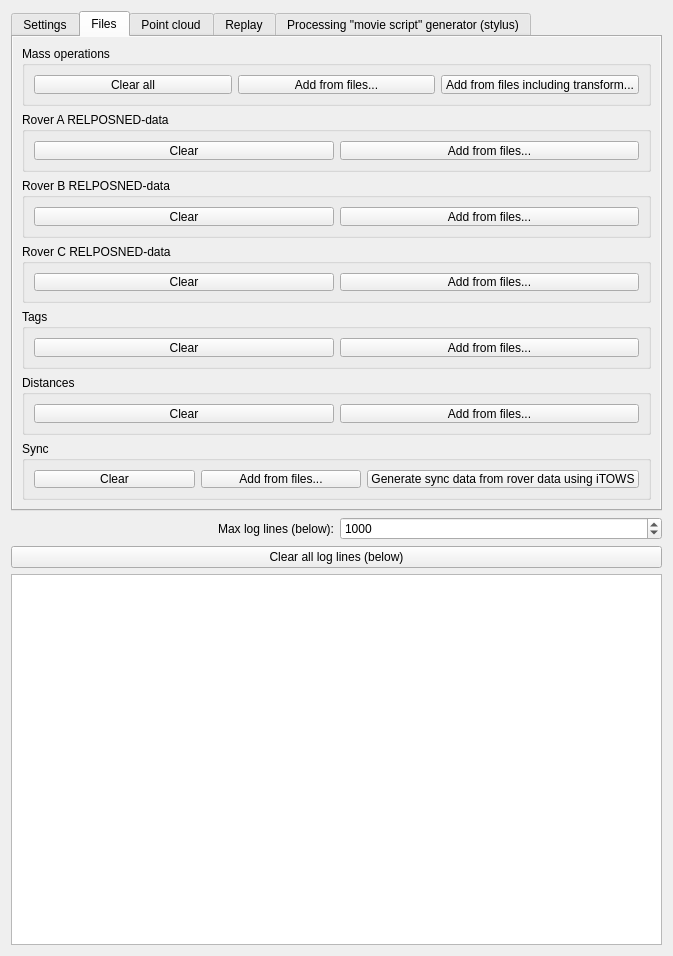
Qt form postprocessform.ui (GNSS-Stylist/GNSS-Stylus) before a commit.
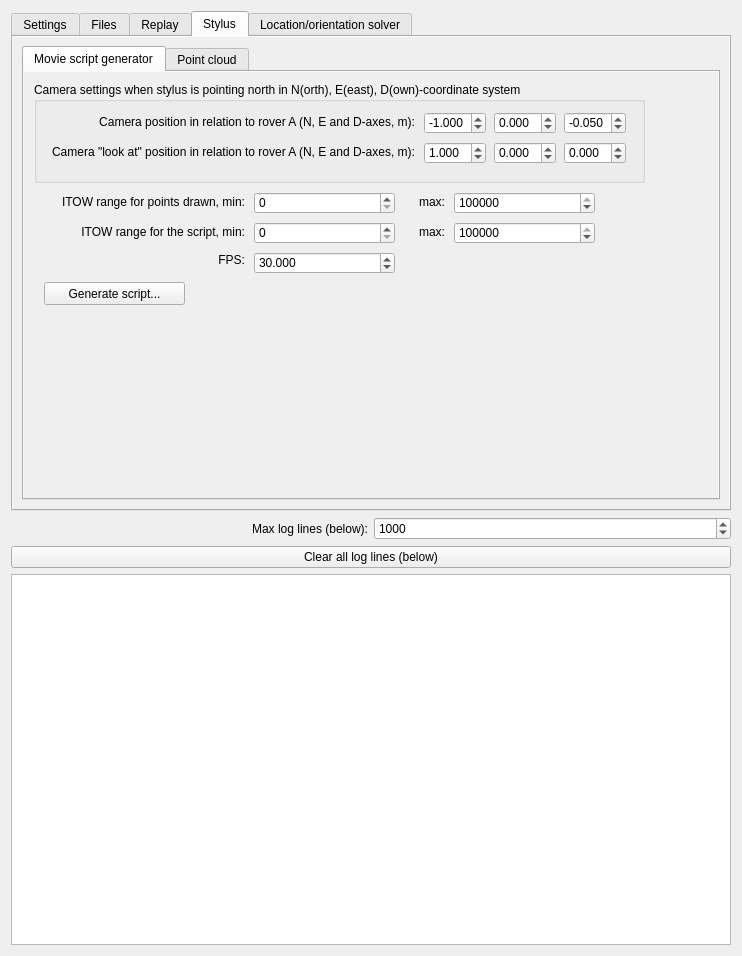
The same form after that commit. The open tabs and pages were chosen to show the change.

Commit message:
Reorganized PostProcessingForm's UI
No functional changes, only moving things between tabs.

The edit to the form file:
```diff
--- a/postprocessform.ui
+++ b/postprocessform.ui
@@ -6,7 +6,7 @@
    <rect>
     <x>0</x>
     <y>0</y>
-    <width>673</width>
+    <width>742</width>
     <height>956</height>
    </rect>
   </property>
@@ -38,7 +38,7 @@
       <bool>true</bool>
      </property>
      <property name="currentIndex">
-      <number>0</number>
+      <number>1</number>
      </property>
      <property name="usesScrollButtons">
       <bool>true</bool>
@@ -69,9 +69,9 @@
         <bool>true</bool>
        </property>
        <property name="currentIndex">
-        <number>2</number>
+        <number>0</number>
        </property>
-       <widget class="QWidget" name="tab_Generic">
+       <widget class="QWidget" name="tab_Settings_Generic">
         <property name="autoFillBackground">
          <bool>true</bool>
         </property>
@@ -203,7 +203,7 @@
          </property>
         </widget>
        </widget>
-       <widget class="QWidget" name="tab_Stylus">
+       <widget class="QWidget" name="tab_Settings_Stylus">
         <property name="autoFillBackground">
          <bool>true</bool>
         </property>
@@ -371,7 +371,10 @@
          </property>
         </widget>
        </widget>
-       <widget class="QWidget" name="tab">
+       <widget class="QWidget" name="tab_Settings_LOSolver">
+        <property name="autoFillBackground">
+         <bool>true</bool>
+        </property>
         <attribute name="title">
          <string>Location/orientation solver</string>
         </attribute>
@@ -540,7 +543,7 @@
          </widget>
         </widget>
        </widget>
-       <widget class="QWidget" name="tab_TranslateTransform">
+       <widget class="QWidget" name="tab_Settings_TranslateTransform">
         <property name="autoFillBackground">
          <bool>true</bool>
         </property>
@@ -1253,41 +1256,7 @@
        </item>
       </layout>
      </widget>
-     <widget class="QWidget" name="tab_PointCloud">
-      <property name="autoFillBackground">
-       <bool>true</bool>
-      </property>
-      <attribute name="title">
-       <string>Point cloud</string>
-      </attribute>
-      <widget class="QPushButton" name="pushButton_GeneratePointClouds">
-       <property name="geometry">
-        <rect>
-         <x>10</x>
-         <y>40</y>
-         <width>271</width>
-         <height>23</height>
-        </rect>
-       </property>
-       <property name="text">
-        <string>Generate point cloud (xyz) files...</string>
-       </property>
-      </widget>
-      <widget class="QCheckBox" name="checkBox_IncludeNormals">
-       <property name="geometry">
-        <rect>
-         <x>20</x>
-         <y>10</y>
-         <width>401</width>
-         <height>17</height>
-        </rect>
-       </property>
-       <property name="text">
-        <string>Include normals (pointing from stylus tip to rovers) into xyz-files</string>
-       </property>
-      </widget>
-     </widget>
-     <widget class="QWidget" name="tab_Replayer">
+     <widget class="QWidget" name="tab_Replay">
       <property name="autoFillBackground">
        <bool>true</bool>
       </property>
@@ -1490,18 +1459,124 @@
        </property>
       </widget>
      </widget>
-     <widget class="QWidget" name="tab_MovieScriptCreator">
+     <widget class="QWidget" name="tab_Stylus">
       <property name="autoFillBackground">
        <bool>true</bool>
       </property>
       <attribute name="title">
-       <string>Processing &quot;movie script&quot; generator (stylus)</string>
+       <string>Stylus</string>
       </attribute>
+      <layout class="QVBoxLayout" name="verticalLayout_2">
+       <item>
+        <widget class="QTabWidget" name="tabWidget_Stylus">
+         <property name="autoFillBackground">
+          <bool>true</bool>
+         </property>
+         <property name="currentIndex">
+          <number>0</number>
+         </property>
+         <widget class="QWidget" name="tab_Stylus_MovieScript">
+          <property name="autoFillBackground">
+           <bool>true</bool>
+          </property>
+          <attribute name="title">
+           <string>Movie script generator</string>
+          </attribute>
+          <widget class="QLabel" name="label_ITOWRange_Points_Min_2">
+           <property name="geometry">
+            <rect>
+             <x>20</x>
+             <y>150</y>
+             <width>201</width>
+             <height>20</height>
+            </rect>
+           </property>
+           <property name="text">
+            <string>ITOW range for the script, min:</string>
+           </property>
+           <property name="alignment">
+            <set>Qt::AlignRight|Qt::AlignTrailing|Qt::AlignVCenter</set>
+           </property>
+          </widget>
+          <widget class="QSpinBox" name="spinBox_Movie_ITOW_Points_Min">
+           <property name="geometry">
+            <rect>
+             <x>230</x>
+             <y>120</y>
+             <width>141</width>
+             <height>22</height>
+            </rect>
+           </property>
+           <property name="maximum">
+            <number>604800000</number>
+           </property>
+          </widget>
+          <widget class="QSpinBox" name="spinBox_Movie_ITOW_Script_Max">
+           <property name="geometry">
+            <rect>
+             <x>430</x>
+             <y>150</y>
+             <width>141</width>
+             <height>22</height>
+            </rect>
+           </property>
+           <property name="maximum">
+            <number>604800000</number>
+           </property>
+           <property name="value">
+            <number>604800000</number>
+           </property>
+          </widget>
+          <widget class="QPushButton" name="pushButton_Movie_GenerateScript">
+           <property name="geometry">
+            <rect>
+             <x>20</x>
+             <y>210</y>
+             <width>141</width>
+             <height>23</height>
+            </rect>
+           </property>
+           <property name="text">
+            <string>Generate script...</string>
+           </property>
+          </widget>
+          <widget class="QLabel" name="label_ITOWRange_Points_Max_2">
+           <property name="geometry">
+            <rect>
+             <x>380</x>
+             <y>150</y>
+             <width>41</width>
+             <height>20</height>
+            </rect>
+           </property>
+           <property name="text">
+            <string>max:</string>
+           </property>
+           <property name="alignment">
+            <set>Qt::AlignRight|Qt::AlignTrailing|Qt::AlignVCenter</set>
+           </property>
+          </widget>
+          <widget class="QLabel" name="label_ITOWRange_Points_Max">
+           <property name="geometry">
+            <rect>
+             <x>380</x>
+             <y>120</y>
+             <width>41</width>
+             <height>20</height>
+            </rect>
+           </property>
+           <property name="text">
+            <string>max:</string>
+           </property>
+           <property name="alignment">
+            <set>Qt::AlignRight|Qt::AlignTrailing|Qt::AlignVCenter</set>
+           </property>
+          </widget>
       <widget class="QGroupBox" name="groupBox_Camera">
        <property name="geometry">
         <rect>
-         <x>0</x>
-         <y>0</y>
+             <x>10</x>
+             <y>10</y>
          <width>611</width>
          <height>101</height>
         </rect>
@@ -1692,27 +1767,11 @@
         </property>
        </widget>
       </widget>
-      <widget class="QLabel" name="label_ITOWRange_Points_Min">
-       <property name="geometry">
-        <rect>
-         <x>20</x>
-         <y>110</y>
-         <width>201</width>
-         <height>20</height>
-        </rect>
-       </property>
-       <property name="text">
-        <string>ITOW range for points drawn, min:</string>
-       </property>
-       <property name="alignment">
-        <set>Qt::AlignRight|Qt::AlignTrailing|Qt::AlignVCenter</set>
-       </property>
-      </widget>
-      <widget class="QSpinBox" name="spinBox_Movie_ITOW_Points_Min">
+          <widget class="QSpinBox" name="spinBox_Movie_ITOW_Script_Min">
        <property name="geometry">
         <rect>
          <x>230</x>
-         <y>110</y>
+             <y>150</y>
          <width>141</width>
          <height>22</height>
         </rect>
@@ -1721,56 +1780,11 @@
         <number>604800000</number>
        </property>
       </widget>
-      <widget class="QLabel" name="label_ITOWRange_Points_Max">
-       <property name="geometry">
-        <rect>
-         <x>380</x>
-         <y>110</y>
-         <width>41</width>
-         <height>20</height>
-        </rect>
-       </property>
-       <property name="text">
-        <string>max:</string>
-       </property>
-       <property name="alignment">
-        <set>Qt::AlignRight|Qt::AlignTrailing|Qt::AlignVCenter</set>
-       </property>
-      </widget>
-      <widget class="QSpinBox" name="spinBox_Movie_ITOW_Points_Max">
-       <property name="geometry">
-        <rect>
-         <x>430</x>
-         <y>110</y>
-         <width>141</width>
-         <height>22</height>
-        </rect>
-       </property>
-       <property name="maximum">
-        <number>604800000</number>
-       </property>
-       <property name="value">
-        <number>604800000</number>
-       </property>
-      </widget>
-      <widget class="QPushButton" name="pushButton_Movie_GenerateScript">
-       <property name="geometry">
-        <rect>
-         <x>20</x>
-         <y>200</y>
-         <width>141</width>
-         <height>23</height>
-        </rect>
-       </property>
-       <property name="text">
-        <string>Generate script...</string>
-       </property>
-      </widget>
       <widget class="QLabel" name="label_Movie_FPS">
        <property name="geometry">
         <rect>
          <x>60</x>
-         <y>170</y>
+             <y>180</y>
          <width>161</width>
          <height>16</height>
         </rect>
@@ -1782,27 +1796,11 @@
         <set>Qt::AlignRight|Qt::AlignTrailing|Qt::AlignVCenter</set>
        </property>
       </widget>
-      <widget class="QLabel" name="label_ITOWRange_Points_Max_2">
-       <property name="geometry">
-        <rect>
-         <x>380</x>
-         <y>140</y>
-         <width>41</width>
-         <height>20</height>
-        </rect>
-       </property>
-       <property name="text">
-        <string>max:</string>
-       </property>
-       <property name="alignment">
-        <set>Qt::AlignRight|Qt::AlignTrailing|Qt::AlignVCenter</set>
-       </property>
-      </widget>
-      <widget class="QSpinBox" name="spinBox_Movie_ITOW_Script_Max">
+          <widget class="QSpinBox" name="spinBox_Movie_ITOW_Points_Max">
        <property name="geometry">
         <rect>
          <x>430</x>
-         <y>140</y>
+             <y>120</y>
          <width>141</width>
          <height>22</height>
         </rect>
@@ -1814,40 +1812,27 @@
         <number>604800000</number>
        </property>
       </widget>
-      <widget class="QLabel" name="label_ITOWRange_Points_Min_2">
+          <widget class="QLabel" name="label_ITOWRange_Points_Min">
        <property name="geometry">
         <rect>
          <x>20</x>
-         <y>140</y>
+             <y>120</y>
          <width>201</width>
          <height>20</height>
         </rect>
        </property>
        <property name="text">
-        <string>ITOW range for the script, min:</string>
+            <string>ITOW range for points drawn, min:</string>
        </property>
        <property name="alignment">
         <set>Qt::AlignRight|Qt::AlignTrailing|Qt::AlignVCenter</set>
        </property>
       </widget>
-      <widget class="QSpinBox" name="spinBox_Movie_ITOW_Script_Min">
-       <property name="geometry">
-        <rect>
-         <x>230</x>
-         <y>140</y>
-         <width>141</width>
-         <height>22</height>
-        </rect>
-       </property>
-       <property name="maximum">
-        <number>604800000</number>
-       </property>
-      </widget>
       <widget class="QDoubleSpinBox" name="doubleSpinBox_Movie_FPS">
        <property name="geometry">
         <rect>
          <x>230</x>
-         <y>170</y>
+             <y>180</y>
          <width>141</width>
          <height>22</height>
         </rect>
@@ -1868,6 +1853,52 @@
         <double>30.000000000000000</double>
        </property>
       </widget>
+         </widget>
+         <widget class="QWidget" name="tab_Stylus_PointCloud">
+          <property name="autoFillBackground">
+           <bool>true</bool>
+          </property>
+          <attribute name="title">
+           <string>Point cloud</string>
+          </attribute>
+          <widget class="QPushButton" name="pushButton_GeneratePointClouds">
+           <property name="geometry">
+            <rect>
+             <x>10</x>
+             <y>40</y>
+             <width>271</width>
+             <height>23</height>
+            </rect>
+           </property>
+           <property name="text">
+            <string>Generate point cloud (xyz) files...</string>
+           </property>
+          </widget>
+          <widget class="QCheckBox" name="checkBox_IncludeNormals">
+           <property name="geometry">
+            <rect>
+             <x>20</x>
+             <y>10</y>
+             <width>401</width>
+             <height>17</height>
+            </rect>
+           </property>
+           <property name="text">
+            <string>Include normals (pointing from stylus tip to rovers) into xyz-files</string>
+           </property>
+          </widget>
+         </widget>
+        </widget>
+       </item>
+      </layout>
+     </widget>
+     <widget class="QWidget" name="tab_LOSolver">
+      <property name="autoFillBackground">
+       <bool>true</bool>
+      </property>
+      <attribute name="title">
+       <string>Location/orientation solver</string>
+      </attribute>
      </widget>
     </widget>
    </item>
```
Lines whose indentation alone changed are shown as unchanged.
